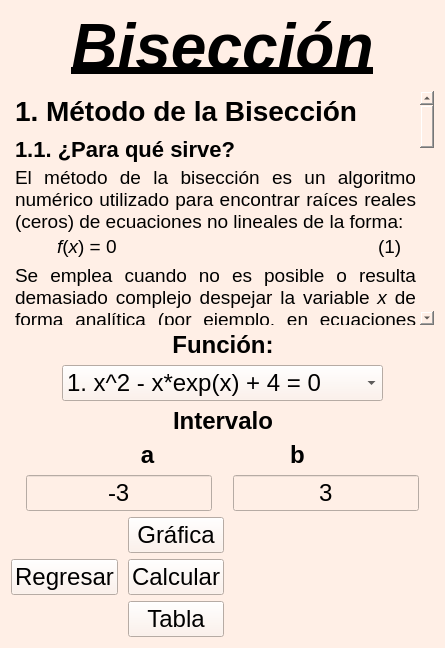
ikababiz/Proyecto-Metodos-Numericos-I, file Biseccion.ui: the form before one commit.
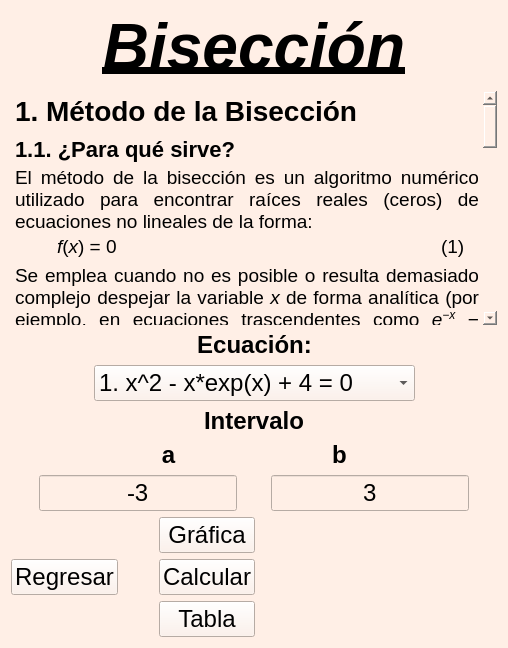
The form after the commit. Icons and pictures are not drawn.

Commit message: Correción de función- -> ecuación

What changed in the file:
```diff
--- a/Biseccion.ui
+++ b/Biseccion.ui
@@ -6,7 +6,7 @@
    <rect>
     <x>0</x>
     <y>0</y>
-    <width>445</width>
+    <width>508</width>
     <height>648</height>
    </rect>
   </property>
@@ -205,7 +205,7 @@
         </font>
        </property>
        <property name="text">
-        <string>&lt;html&gt;&lt;head/&gt;&lt;body&gt;&lt;p align=&quot;center&quot;&gt;&lt;span style=&quot; font-size:18pt;&quot;&gt;Función:&lt;/span&gt;&lt;/p&gt;&lt;/body&gt;&lt;/html&gt;</string>
+        <string>&lt;html&gt;&lt;head/&gt;&lt;body&gt;&lt;p align=&quot;center&quot;&gt;&lt;span style=&quot; font-size:18pt;&quot;&gt;Ecuación:&lt;/span&gt;&lt;/p&gt;&lt;/body&gt;&lt;/html&gt;</string>
        </property>
       </widget>
      </item>
```
Left out of the diff: 2 changed lines with no effect on the pictures. The commit also changes 3 other files.
